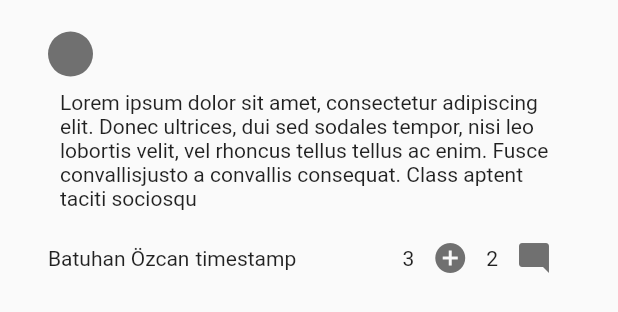
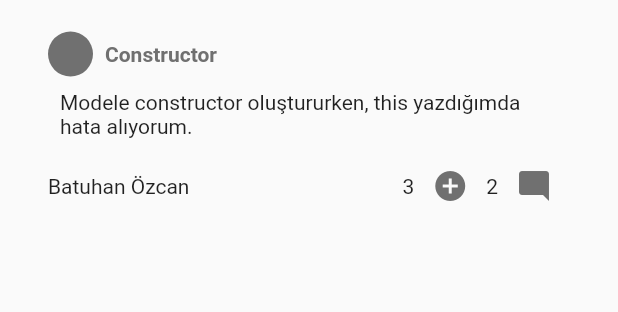
Before and after one commit to batuhanozcan1605/appjamf4, a Flutter app: the Questions widget shown alone on an empty page, opened directly with sample values from the repository, on a phone screen of 412 x 824 dp. Shown: the top 312 px of the screen. Run offline on Flutter 3.47's test engine with Material 2 defaults, Android fonts, the phone set to English and light mode, and no system bars; our stand-ins replace firebase_core, flutter_riverpod; accounts and stored records are empty.

Commit message:
questions riverpod ayrık tutma öncesi

```diff
--- a/lib/models/question_model.dart
+++ b/lib/models/question_model.dart
@@ -4,6 +4,7 @@ class Question {
   final String username;
   final int? plus;
   final int? comment;
+  final DateTime? timeStamp;
 
-  Question({required this.title, this.description, required this.username, this.plus, this.comment});
+  Question({required this.title, this.description, required this.username, this.plus, this.comment,this.timeStamp, });
 }
--- a/lib/screens/main_screen.dart
+++ b/lib/screens/main_screen.dart
@@ -11,7 +11,7 @@ class MainScreen extends StatelessWidget {
       appBar: AppBar(
         backgroundColor: Colors.white,
         leading: IconButton(
-          icon: Icon(Icons.menu, color: Color(0xFF9A8F8F)),
+          icon: const Icon(Icons.menu, color: Color(0xFF9A8F8F)),
           onPressed: () {
 
           },
--- a/lib/widgets/nestedscroll.dart
+++ b/lib/widgets/nestedscroll.dart
@@ -35,7 +35,9 @@ class NestedModuleScroll extends StatelessWidget {
                           onTap: (){
                             Navigator.push(
                                 context,
-                                MaterialPageRoute(builder: (BuildContext context) => QuestionsScreen(questionList: questionList,)));
+                                MaterialPageRoute(
+                                    builder: (BuildContext context) =>
+                                        QuestionsScreen(questionList: questionList, lessonName: module.lessonList[index].name,)));
                           },
                           child: ListTile(
                             leading: const Icon(Icons.mode_comment_rounded, color: Colors.green,),
--- a/lib/widgets/questions.dart
+++ b/lib/widgets/questions.dart
@@ -9,7 +9,7 @@ class Questions extends ConsumerWidget {
 
   @override
   Widget build(BuildContext context, WidgetRef ref) {
-    final questionsRepo = ref.watch(questionsProvider);
+
 
     return Padding(
       padding: const EdgeInsets.symmetric(horizontal: 32.0, vertical: 20),
@@ -27,7 +27,7 @@ class Questions extends ConsumerWidget {
               ),
               Padding(
                 padding: const EdgeInsets.all(8.0),
-                child: Text("", style: TextStyle(
+                child: Text("${question.title}", style: TextStyle(
                   color:Color(0xFF707070),
                   fontWeight: FontWeight.bold
                 ),
@@ -39,7 +39,7 @@ class Questions extends ConsumerWidget {
             padding: const EdgeInsets.all(8.0),
             child: Row(
               children: [
-                Flexible(child: Text("Lorem ipsum dolor sit amet, consectetur adipiscing elit. Donec ultrices, dui sed sodales tempor, nisi leo lobortis velit, vel rhoncus tellus tellus ac enim. Fusce convallisjusto a convallis consequat. Class aptent taciti sociosqu")),
+                Flexible(child: Text("${question.description}")),
               ],
             ),
           ),
@@ -51,11 +51,11 @@ class Questions extends ConsumerWidget {
                   Text("${question.username}"),
                   Padding(
                     padding: const EdgeInsets.all(4.0),
-                    child: Text("timestamp"),
+                    //child: Text("${question.timeStamp}"),
                   ),
                 ],
               ),
-              InteractionRow(),
+              InteractionRow(question: question),
             ],
           ),
         ],
@@ -64,19 +64,22 @@ class Questions extends ConsumerWidget {
   }
 }
 
-class InteractionRow extends StatelessWidget {
+class InteractionRow extends ConsumerWidget {
+  final Question question;
   const InteractionRow({
-    super.key,
+    super.key, required this.question,
   });
 
   @override
-  Widget build(BuildContext context) {
+  Widget build(BuildContext context, WidgetRef ref) {
+    final questionsRepo = ref.watch(questionsProvider);
+
     return Row(
       children: [
         Row(
 
           children: [
-            Text("3"),
+            Text("${question.plus}"),
             IconButton(
                 onPressed: (){
 
@@ -86,7 +89,7 @@ class InteractionRow extends StatelessWidget {
         ),
         Row(
           children: [
-            Text("2"),
+            Text("${question.comment}"),
             IconButton(
                 onPressed: (){
 
```
Also changed, not shown: lib/repository/question_repo.dart (+12 -0 lines), lib/screens/questions_screen.dart (+47 -10 lines).
